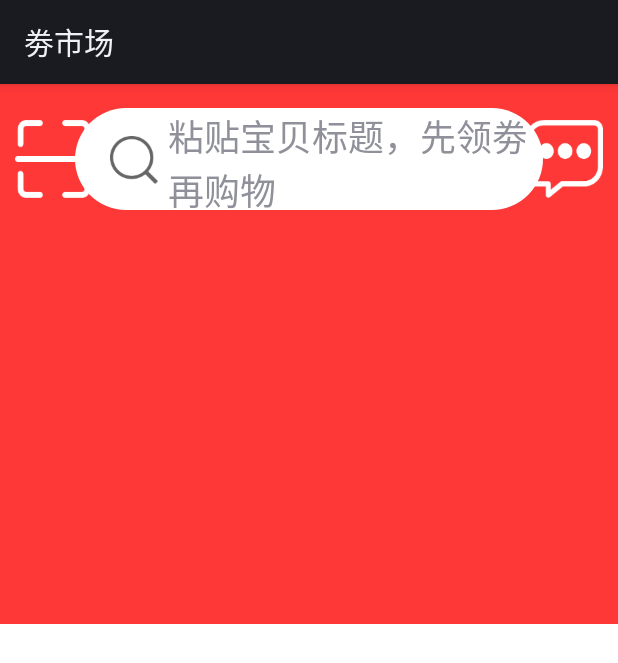
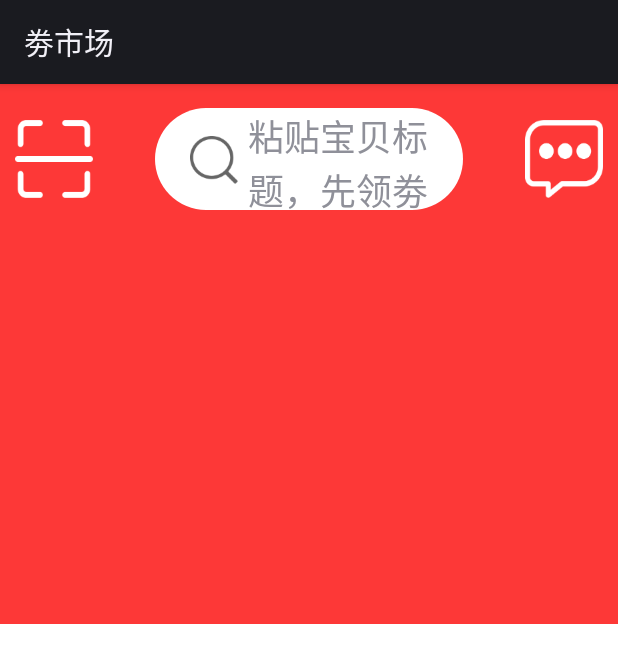
Before and after one commit to JediMaker/juanshichang, an Android app: the layout fragment_one.xml on its own in the app's theme, with its tools: preview values and no code run, on a phone screen of 412 x 824 dp. Shown: the top 663 px of the screen. Run offline under Robolectric (Android 15) with nearby library versions, the phone set to English and light mode, and no system bars; plain views replace AutoFrameLayout.

```diff
--- a/app/src/main/res/layout/fragment_one.xml
+++ b/app/src/main/res/layout/fragment_one.xml
@@ -37,12 +37,12 @@
                     android:gravity="center_vertical"
                     android:layout_centerVertical="true"
                     android:background="@drawable/bg_index_serch"
-                    android:layout_marginRight="50dp"
-                    android:layout_marginLeft="50dp"
+                    android:layout_marginRight="155px"
+                    android:layout_marginLeft="155px"
             >
                 <TextView
                         android:id="@+id/etsearchs"
-                        android:layout_width="810px"
+                        android:layout_width="match_parent"
                         android:layout_height="100px"
                         android:gravity="center_vertical"
                         android:text="粘贴宝贝标题，先领劵再购物"
```
